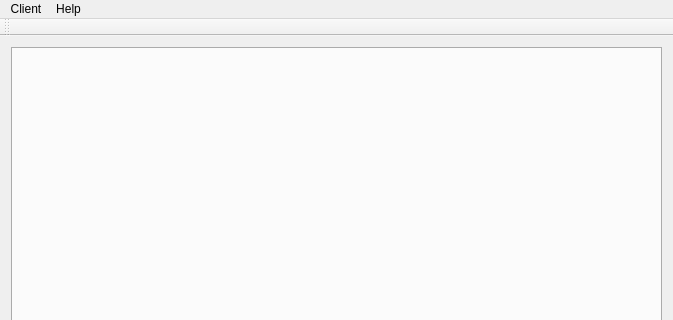
Old version of the form client/mainwindow.ui in the repository garretraziel/icp; both pictures show x 0 to 673 and y 0 to 320 of the 673 by 672 pixel window.
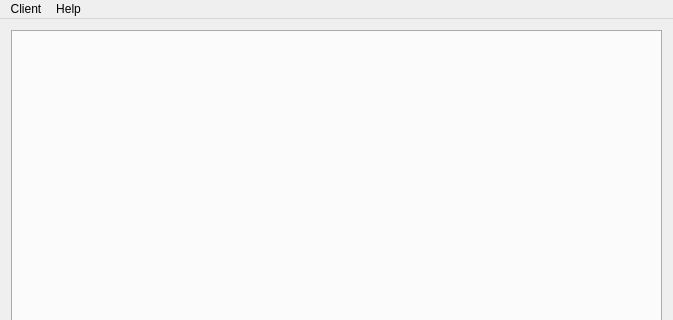
New version of the form.

```diff
--- a/client/mainwindow.ui
+++ b/client/mainwindow.ui
@@ -151,14 +151,6 @@
    <addaction name="menuFile"/>
    <addaction name="menuHelp"/>
   </widget>
-  <widget class="QToolBar" name="mainToolBar">
-   <attribute name="toolBarArea">
-    <enum>TopToolBarArea</enum>
-   </attribute>
-   <attribute name="toolBarBreak">
-    <bool>false</bool>
-   </attribute>
-  </widget>
   <widget class="QStatusBar" name="statusBar"/>
   <action name="actionConnection">
    <property name="text">
```
Left out of the diff: 8 changed lines with no effect on the pictures.
